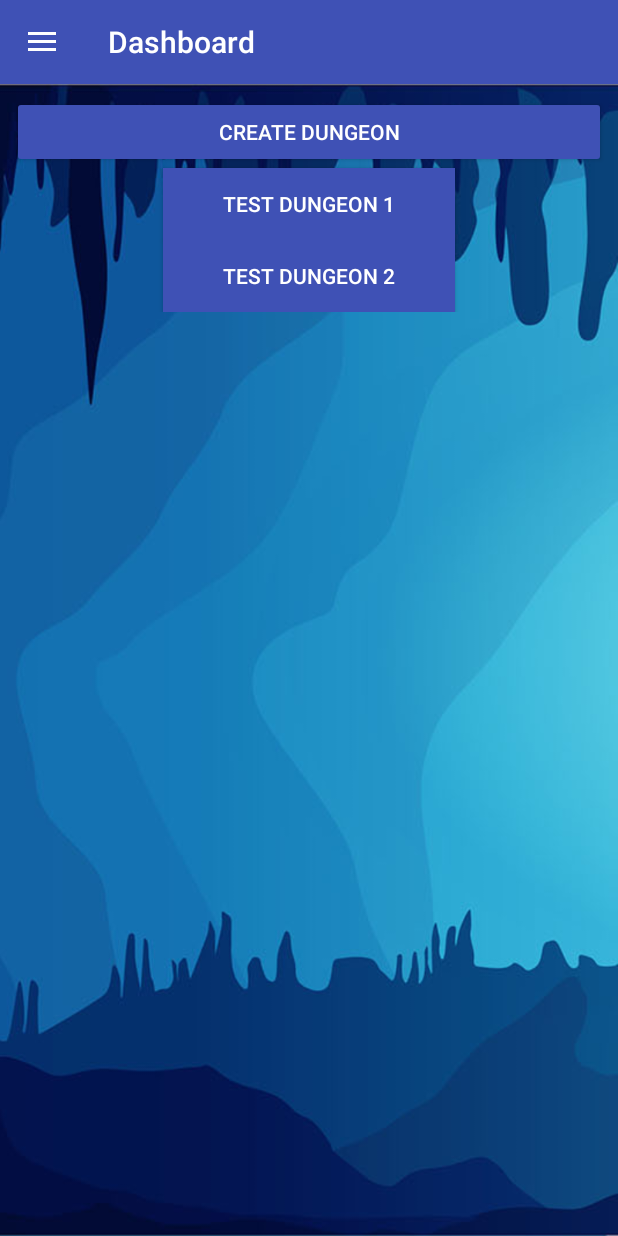
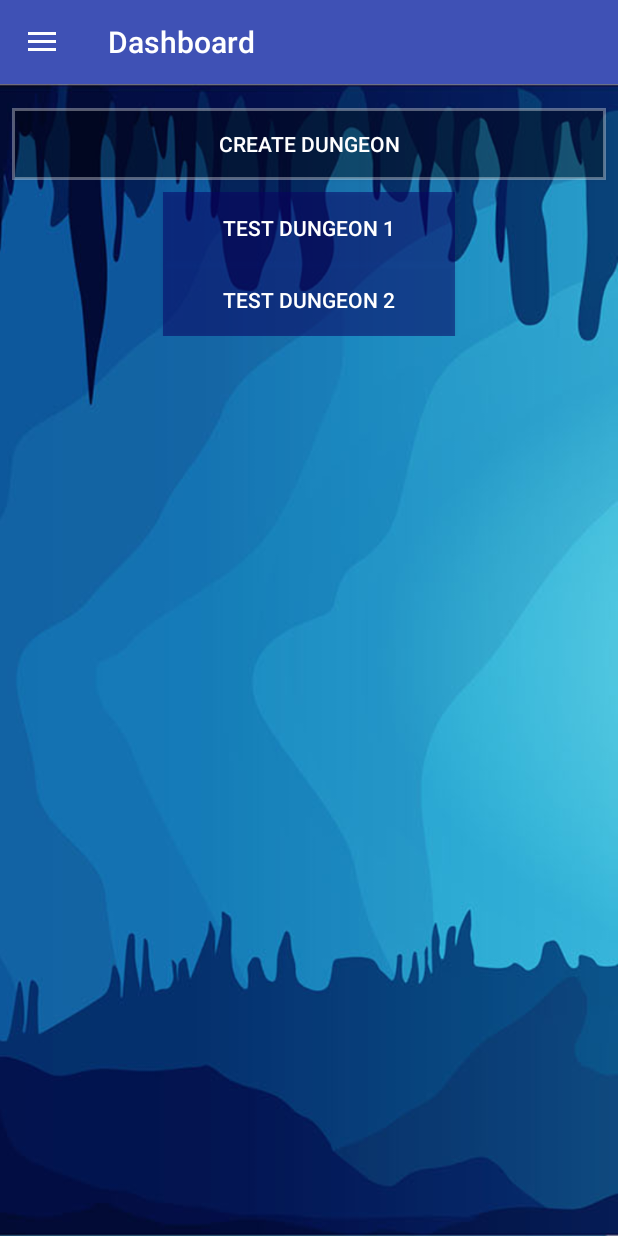
Before and after one commit to Ben10B/grind-for-the-grail, an Android app: the MainActivity screen opened directly, with no data from a screen before it, on a phone screen of 412 x 824 dp. Run offline under Robolectric (Android 15) with nearby library versions, the phone set to English and light mode, and no system bars; 6 statements that could not run were skipped.

Commit message:
Fixed user experience

```diff
--- a/app/src/main/java/com/abc/myapplication/MainActivity.java
+++ b/app/src/main/java/com/abc/myapplication/MainActivity.java
@@ -162,13 +162,13 @@ public class MainActivity extends AppCompatActivity
         for(Dungeon d : user.getDungeons()){
             final Button btnShow = new Button(this);
             btnShow.setText(d.getTitle());
-            btnShow.setBackgroundColor(getResources().getColor(R.color.colorPrimary));
+//            btnShow.setBackgroundColor(getResources().getColor(R.color.colorPrimary));
+            btnShow.setBackgroundColor(R.drawable.button_border2);
             btnShow.setTextColor(getResources().getColor(R.color.white));
             btnShow.setPadding(60,20,60,20);
             ConstraintLayout.LayoutParams lp = new ConstraintLayout.LayoutParams(LinearLayout.LayoutParams.WRAP_CONTENT, LinearLayout.LayoutParams.WRAP_CONTENT);
             lp.setMargins(0,20,0,20);
             btnShow.setLayoutParams(lp);
-         //   btnShow.setLayoutParams(new LinearLayout.LayoutParams(ViewGroup.LayoutParams.WRAP_CONTENT, ViewGroup.LayoutParams.WRAP_CONTENT));
             btnShow.setOnClickListener(new View.OnClickListener() {
                 @Override
                 public void onClick(View v) {
--- /dev/null
+++ b/app/src/main/res/drawable/button_border.xml
@@ -0,0 +1,12 @@
+<?xml version="1.0" encoding="utf-8"?>
+<shape xmlns:android="http://schemas.android.com/apk/res/android"
+    android:shape="rectangle" >
+
+    <solid android:color="#55000000" />
+
+    <stroke
+        android:width="2dp"
+        android:color="#55FFFFFF"
+        />
+
+</shape>
--- /dev/null
+++ b/app/src/main/res/drawable/button_border2.xml
@@ -0,0 +1,12 @@
+<?xml version="1.0" encoding="utf-8"?>
+<shape xmlns:android="http://schemas.android.com/apk/res/android"
+    android:shape="rectangle" >
+
+    <solid android:color="#55000000" />
+
+    <stroke
+        android:width="2dp"
+        android:color="#55FFFFFF"
+        />
+
+</shape>
--- a/app/src/main/res/layout/content_main.xml
+++ b/app/src/main/res/layout/content_main.xml
@@ -4,54 +4,53 @@
     xmlns:tools="http://schemas.android.com/tools"
     android:layout_width="match_parent"
     android:layout_height="match_parent"
+    android:background="@drawable/blue2"
     app:layout_behavior="@string/appbar_scrolling_view_behavior"
     tools:context=".MainActivity"
-    tools:showIn="@layout/app_bar_main"
-    android:background="@drawable/blue2">
+    tools:showIn="@layout/app_bar_main">
+
+    <Button
+        android:id="@+id/btn_createEvent"
+        android:layout_width="match_parent"
+        android:layout_height="wrap_content"
+        android:layout_marginEnd="8dp"
+        android:layout_marginLeft="8dp"
+        android:layout_marginRight="8dp"
+        android:layout_marginStart="8dp"
+        android:layout_marginTop="16dp"
+        android:onClick="createEvent"
+        android:text="@string/create_event"
+        android:theme="@style/AppTheme.Button"
+        android:background="@drawable/button_border"
+        app:layout_constraintEnd_toEndOf="parent"
+        app:layout_constraintHorizontal_bias="0.0"
+        app:layout_constraintStart_toStartOf="parent"
+        app:layout_constraintTop_toTopOf="parent" />
 
     <ScrollView
         android:layout_width="match_parent"
-        android:layout_height="match_parent">
+        android:layout_height="0dp"
+        android:layout_marginBottom="8dp"
+        android:layout_marginEnd="8dp"
+        android:layout_marginLeft="8dp"
+        android:layout_marginRight="8dp"
+        android:layout_marginStart="8dp"
+        android:layout_marginTop="8dp"
+        app:layout_constraintBottom_toBottomOf="parent"
+        app:layout_constraintEnd_toEndOf="parent"
+        app:layout_constraintStart_toStartOf="parent"
+        app:layout_constraintTop_toBottomOf="@+id/btn_createEvent">
 
         <LinearLayout
             android:id="@+id/dungeonContainer"
             android:layout_width="match_parent"
+            android:layout_height="wrap_content"
             android:gravity="center"
-            android:layout_height="wrap_content"
-            android:orientation="vertical" >
+            android:orientation="vertical">
 
-            <Button
-                android:id="@+id/btn_createEvent"
-                android:layout_width="match_parent"
-                android:layout_height="wrap_content"
-                android:layout_marginEnd="8dp"
-                android:layout_marginLeft="8dp"
-                android:layout_marginRight="8dp"
-                android:layout_marginStart="8dp"
-                android:layout_marginTop="8dp"
-                android:onClick="createEvent"
-                android:text="@string/create_event"
-                android:theme="@style/AppTheme.Button"
-                app:layout_constraintEnd_toEndOf="parent"
-                app:layout_constraintHorizontal_bias="0.0"
-                app:layout_constraintStart_toStartOf="parent" />
+
         </LinearLayout>
     </ScrollView>
 
-    <!--<LinearLayout xmlns:android="http://schemas.android.com/apk/res/android"-->
-        <!--android:id="@+id/dungeonContainer"-->
-        <!--android:layout_width="match_parent"-->
-        <!--android:layout_height="wrap_content"-->
-        <!--android:layout_marginEnd="8dp"-->
-        <!--android:layout_marginLeft="8dp"-->
-        <!--android:layout_marginRight="8dp"-->
-        <!--android:layout_marginStart="8dp"-->
-        <!--android:layout_marginTop="8dp"-->
-        <!--android:gravity="center"-->
-        <!--android:orientation="vertical"-->
-        <!--app:layout_constraintEnd_toEndOf="parent"-->
-        <!--app:layout_constraintStart_toStartOf="parent"-->
-        <!--app:layout_constraintTop_toTopOf="parent">-->
-    <!--</LinearLayout>-->
 
 </android.support.constraint.ConstraintLayout>
```
Also changed, not shown: app/src/main/res/layout/activity_create_event.xml (+38 -14 lines).
